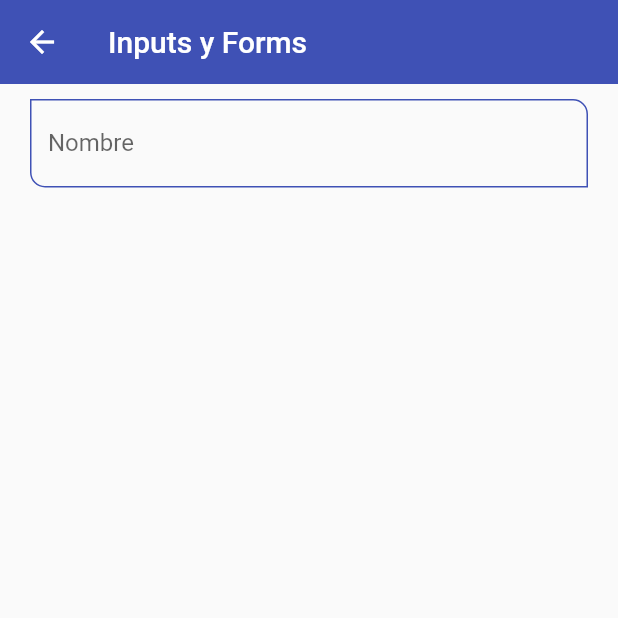
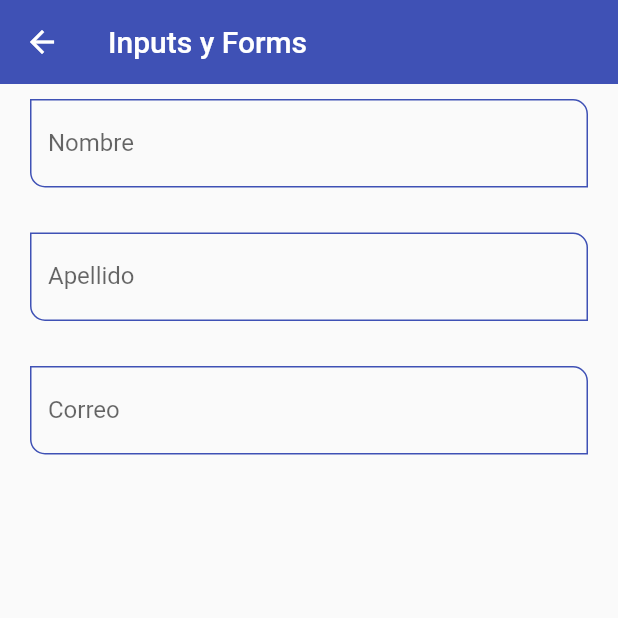
Before and after one commit to 3bort/cursoFlutter, a Flutter app: the InputScreen screen opened by its route, on a phone screen of 412 x 824 dp, the top half of it. Run offline on Flutter 3.47's test engine with Material 2 defaults, Android fonts, the phone set to English and light mode, and no system bars; missing offline and left inert: dart:ffi.

Commit message:
Lección 6 (Componentes) - Modificacion input screen
Añadidos nuevos input screen

```diff
--- a/lesson_6/components/fl_components/lib/screens/input_screen.dart
+++ b/lesson_6/components/fl_components/lib/screens/input_screen.dart
@@ -15,7 +15,12 @@ class InputScreen extends StatelessWidget {
               padding: const EdgeInsets.symmetric(horizontal: 20, vertical: 10),
               child: Column(
                 children: const [
-                  CustomInputField(labelText: 'Nombre', hintText: 'Nombre del usuario',)
+                  CustomInputField(labelText: 'Nombre', hintText: 'Nombre del usuario'),
+                  SizedBox(height:30),
+                  CustomInputField(labelText: 'Apellido', hintText: 'Apellido del usuario'),
+                  SizedBox(height:30),
+                  CustomInputField(labelText: 'Correo', hintText: 'Correo del usuario'),
+                  SizedBox(height:30),
                 ],
               )),
         ));
```
